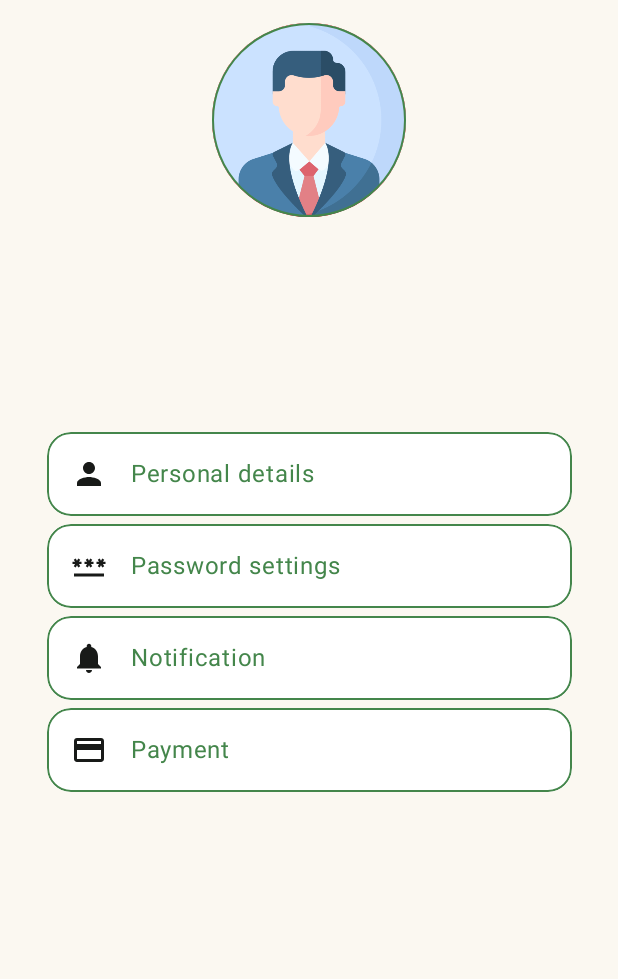
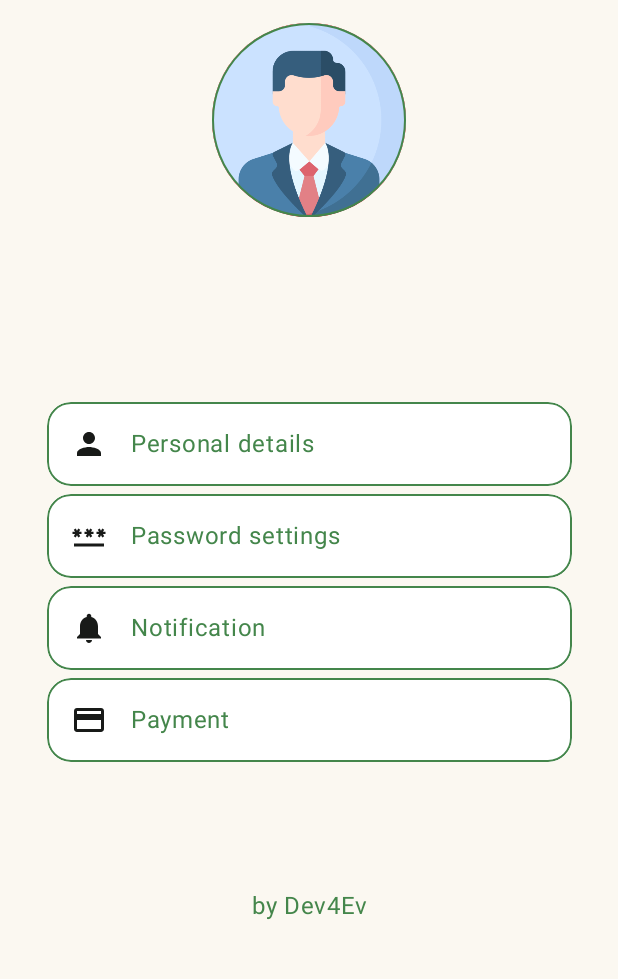
Before and after one commit to SnapTrash/SnapTrash, an Android app built with Jetpack Compose: the AccountScreen screen opened through its navigation route, on a phone screen of 412 x 824 dp, the part 96-1075 px from its top. Run offline under Robolectric (Android 15) with nearby library versions, the light colour scheme and no system bars; our stand-ins replace Firebase (no records; nobody signed in at launch, a user with empty details on screens opened directly); libraries missing offline, so code that uses them is left out: org.osmdroid.config, org.osmdroid.util, org.osmdroid.views; 14 statements that could not run were skipped.

Commit message:
Changes in account screen and string Dev4Ev instead of snaptrash.

```diff
--- a/app/src/main/java/com/snaptrash/snaptrash/view/screens/AccountScreen.kt
+++ b/app/src/main/java/com/snaptrash/snaptrash/view/screens/AccountScreen.kt
@@ -6,10 +6,7 @@ import android.net.Uri
 import android.os.Build
 import android.provider.MediaStore
 import androidx.activity.result.contract.ActivityResultContracts
-import androidx.compose.foundation.Image
-import androidx.compose.foundation.background
-import androidx.compose.foundation.border
-import androidx.compose.foundation.clickable
+import androidx.compose.foundation.*
 import androidx.compose.foundation.layout.*
 import androidx.compose.foundation.layout.R
 import androidx.compose.foundation.lazy.LazyColumn
@@ -43,8 +40,10 @@ import com.google.firebase.ktx.Firebase
 @Composable
 fun AccountScreen(){
     val checkStateSwitch = remember { mutableStateOf(false) }
+    val scrollState = rememberScrollState()
     Column(
-        modifier = Modifier.fillMaxWidth(),
+        modifier = Modifier.fillMaxWidth()
+            .verticalScroll(scrollState),
         horizontalAlignment = Alignment.CenterHorizontally
     ) {
         Box(
@@ -84,7 +83,7 @@ fun AccountScreen(){
         Text(text = Firebase.auth.currentUser?.email ?: "invalid",color = MaterialTheme.colorScheme.secondary,
             fontWeight = FontWeight.Medium, fontSize = 20.sp,
             modifier = Modifier.align(Alignment.CenterHorizontally))
-        Spacer(modifier = Modifier.height(80.dp))
+        Spacer(modifier = Modifier.height(60.dp))
 
 
 /*
@@ -162,8 +161,16 @@ fun AccountScreen(){
 
         ListOptions()
 
-
         Spacer(modifier = Modifier.height(20.dp))
+        Text(
+            text = stringResource(com.snaptrash.snaptrash.R.string.text_by_dev4ev),
+            color = MaterialTheme.colorScheme.onBackground,
+            fontSize = 16.sp,
+            textAlign = TextAlign.Center,
+            modifier = Modifier
+                .fillMaxWidth()
+                .padding(top = 64.dp)
+        )
 
     }
 
@@ -187,11 +194,11 @@ fun ListOptions() {
                 //.background(MaterialTheme.colorScheme.onPrimaryContainer, RoundedCornerShape(30.dp)),
                 .border(1.dp, MaterialTheme.colorScheme.primary, RoundedCornerShape(16.dp))
                 .clickable(onClick = {}), //go to screen to set this information
-            headlineContent = { Text("Personal details") },
+            headlineContent = { Text(stringResource(com.snaptrash.snaptrash.R.string.personal_details)) },
             leadingContent = {
                 Icon(
                     Icons.Filled.Person,
-                    contentDescription = "Localized description",
+                    contentDescription = "Person Icon",
                 )
             }
         )
@@ -204,11 +211,11 @@ fun ListOptions() {
                 //.background(MaterialTheme.colorScheme.onPrimaryContainer, RoundedCornerShape(30.dp)),
                 .border(1.dp, MaterialTheme.colorScheme.primary, RoundedCornerShape(16.dp))
                 .clickable(onClick = {}), //go to screen to set this information
-            headlineContent = { Text("Password settings") },
+            headlineContent = { Text(stringResource(com.snaptrash.snaptrash.R.string.password_settings)) },
             leadingContent = {
                 Icon(
                     Icons.Filled.Password,
-                    contentDescription = "Localized description",
+                    contentDescription = "Password Icon",
                 )
             }
         )
@@ -222,11 +229,11 @@ fun ListOptions() {
                 //.background(MaterialTheme.colorScheme.onPrimaryContainer, RoundedCornerShape(30.dp)),
                 .border(1.dp, MaterialTheme.colorScheme.primary, RoundedCornerShape(16.dp))
                 .clickable(onClick = {}), //go to screen to set this information
-            headlineContent = { Text("Notification") },
+            headlineContent = { Text(stringResource(com.snaptrash.snaptrash.R.string.notification)) },
             leadingContent = {
                 Icon(
                     Icons.Filled.Notifications,
-                    contentDescription = "Localized description",
+                    contentDescription = "Notification Icon",
                 )
             }
         )
@@ -240,11 +247,11 @@ fun ListOptions() {
                 //.background(MaterialTheme.colorScheme.onPrimaryContainer, RoundedCornerShape(30.dp)),
                 .border(1.dp, MaterialTheme.colorScheme.primary, RoundedCornerShape(16.dp))
                 .clickable(onClick = {}), //go to screen to set this information
-            headlineContent = { Text("Payment") },
+            headlineContent = { Text(stringResource(com.snaptrash.snaptrash.R.string.payment)) },
             leadingContent = {
                 Icon(
                     Icons.Filled.CreditCard,
-                    contentDescription = "Localized description",
+                    contentDescription = "CreditCard Icon",
                 )
             }
         )
--- a/app/src/main/java/com/snaptrash/snaptrash/view/screens/LoginScreen.kt
+++ b/app/src/main/java/com/snaptrash/snaptrash/view/screens/LoginScreen.kt
@@ -130,7 +130,7 @@ fun LoginBody(navController: NavController, vm: LoginViewModel = viewModel()){
             SignUpClickableText(navController)
         }
         Text(
-            text = stringResource(R.string.text_by_snaptrash),
+            text = stringResource(R.string.text_by_dev4ev),
             color = MaterialTheme.colorScheme.onBackground,
             fontSize = 16.sp,
             textAlign = TextAlign.Center,
--- a/app/src/main/java/com/snaptrash/snaptrash/view/screens/SignUpScreen.kt
+++ b/app/src/main/java/com/snaptrash/snaptrash/view/screens/SignUpScreen.kt
@@ -254,7 +254,7 @@ fun SignUpBody(navController: NavController,vm:SignUpViewModel){
         }
         if(vm.error.value != null) ErrorCard(stringResource(vm.error.value!!))
         Text(
-            text = stringResource(id = R.string.text_by_snaptrash),
+            text = stringResource(id = R.string.text_by_dev4ev),
             fontSize = 16.sp,
             textAlign = TextAlign.Center,
             modifier = Modifier
--- a/app/src/main/res/values/strings.xml
+++ b/app/src/main/res/values/strings.xml
@@ -16,7 +16,7 @@
     <string name="word_password">Password</string>
     <string name="instruction_type_password">Type your password</string>
     <string name="word_login">Login</string>
-    <string name="text_by_snaptrash">by SnapTrash</string>
+    <string name="text_by_dev4ev">by Dev4Ev</string>
     <string name="text_no_account_yet_sign_up">No account yet? Sign up</string>
     <string name="word_here">here</string>
     <string name="word_person">Person</string>
@@ -72,4 +72,8 @@
     <string name="not_urgent">Not urgent</string>
     <string name="word_serious">Serious</string>
     <string name="word_urgent">Urgent</string>
+    <string name="personal_details">Personal details</string>
+    <string name="password_settings">Password settings</string>
+    <string name="notification">Notification</string>
+    <string name="payment">Payment</string>
 </resources>
```
